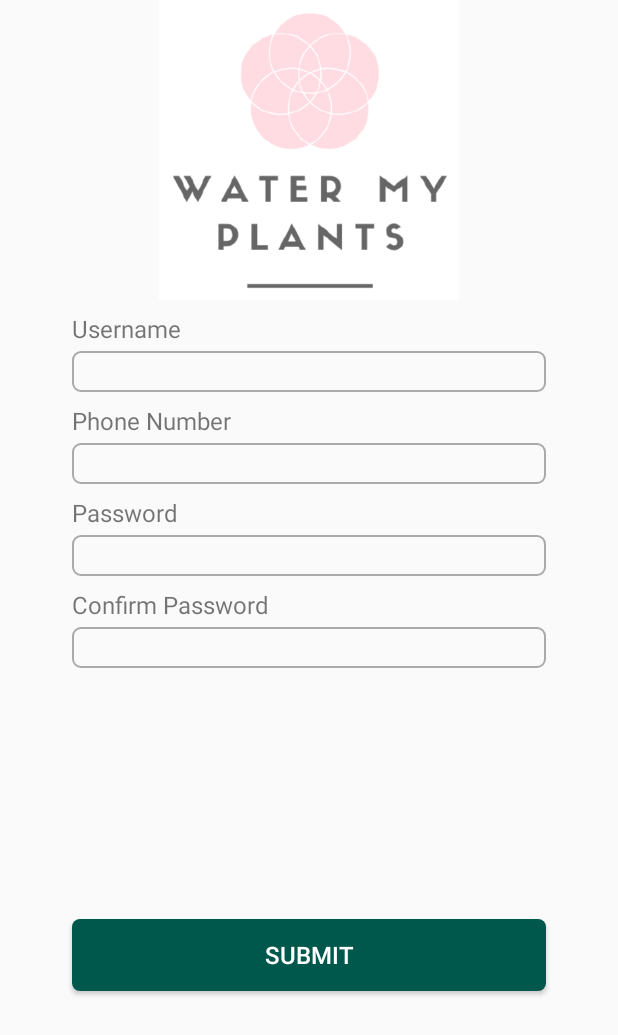
After one commit to Uptiie/ANDROID-2, an Android app: the layout registration_layout.xml on its own in the app's theme, with its tools: preview values and no code run, on a phone screen of 412 x 824 dp. The commit adds this screen. Shown: the top 1035 px of the screen. Run offline under Robolectric (Android 15) with nearby library versions, the phone set to English and light mode, and no system bars.

Commit message:
Create registration_layout.

```diff
--- /dev/null
+++ b/app/src/main/res/layout/registration_layout.xml
@@ -0,0 +1,87 @@
+<?xml version="1.0" encoding="utf-8"?>
+<androidx.constraintlayout.widget.ConstraintLayout
+    xmlns:android="http://schemas.android.com/apk/res/android"
+    xmlns:app="http://schemas.android.com/apk/res-auto"
+    xmlns:tools="http://schemas.android.com/tools"
+    android:layout_width="match_parent"
+    android:layout_height="match_parent">
+
+    <ImageView
+        android:id="@+id/iv_register_icon"
+        android:src="@drawable/water_my_plants_logo"
+        android:layout_width="200dp"
+        android:layout_height="200dp"
+        app:layout_constraintTop_toTopOf="parent"
+        app:layout_constraintLeft_toLeftOf="parent"
+        app:layout_constraintRight_toRightOf="parent"/>
+
+    <TextView
+        android:id="@+id/tv_username"
+        android:text="@string/username"
+        style="@style/tv_login_register"
+        app:layout_constraintTop_toBottomOf="@id/iv_register_icon"
+        app:layout_constraintLeft_toLeftOf="parent"/>
+
+    <EditText
+        android:id="@+id/et_username"
+        style="@style/et_box"
+        android:maxLines="1"
+        android:inputType="text"
+        app:layout_constraintTop_toBottomOf="@id/tv_username"
+        app:layout_constraintLeft_toLeftOf="parent"/>
+
+    <TextView
+        android:id="@+id/tv_phone_number"
+        android:text="@string/phone_number"
+        style="@style/tv_login_register"
+        app:layout_constraintTop_toBottomOf="@id/et_username"
+        app:layout_constraintLeft_toLeftOf="parent"/>
+
+    <EditText
+        android:id="@+id/et_phone_number"
+        style="@style/et_box"
+        android:maxLines="1"
+        android:inputType="phone"
+        app:layout_constraintTop_toBottomOf="@id/tv_phone_number"
+        app:layout_constraintLeft_toLeftOf="parent"/>
+
+    <TextView
+        android:id="@+id/tv_register_password"
+        android:text="@string/password"
+        style="@style/tv_login_register"
+        app:layout_constraintTop_toBottomOf="@id/et_phone_number"
+        app:layout_constraintLeft_toLeftOf="parent"/>
+
+    <EditText
+        android:id="@+id/et_register_password"
+        style="@style/et_box"
+        android:maxLines="1"
+        android:inputType="textPassword"
+        app:layout_constraintTop_toBottomOf="@id/tv_register_password"
+        app:layout_constraintLeft_toLeftOf="parent"/>
+
+    <TextView
+        android:id="@+id/tv_register_confirm_password"
+        android:text="@string/confirm_password"
+        style="@style/tv_login_register"
+        app:layout_constraintTop_toBottomOf="@id/et_register_password"
+        app:layout_constraintLeft_toLeftOf="parent"/>
+
+    <EditText
+        android:id="@+id/et_register_confirm_password"
+        style="@style/et_box"
+        android:maxLines="1"
+        android:inputType="textPassword"
+        app:layout_constraintTop_toBottomOf="@id/tv_register_confirm_password"
+        app:layout_constraintLeft_toLeftOf="parent"/>
+
+    <Button
+        android:id="@+id/btn_submit"
+        android:text="@string/submit"
+        style="@style/button"
+        app:layout_constraintLeft_toLeftOf="parent"
+        app:layout_constraintRight_toRightOf="parent"
+        app:layout_constraintTop_toBottomOf="@+id/et_register_confirm_password"
+        app:layout_constraintBottom_toBottomOf="parent"/>
+
+</androidx.constraintlayout.widget.ConstraintLayout>
--- a/app/src/main/res/values/strings.xml
+++ b/app/src/main/res/values/strings.xml
@@ -1,3 +1,12 @@
 <resources>
-    <string name="app_name">WaterMyPlants</string>
+    <string name="app_name">Water My Plants</string>
+    <string name="username">Username</string>
+    <string name="password">Password</string>
+    <string name="show">Show</string>
+    <string name="log_in">Log In</string>
+    <string name="register">Register</string>
+    <string name="phone_number">Phone Number</string>
+    <string name="confirm_password">Confirm Password</string>
+    <string name="submit">Submit</string>
+    <string name="update">Update</string>
 </resources>
--- a/app/src/main/res/values/styles.xml
+++ b/app/src/main/res/values/styles.xml
@@ -8,4 +8,35 @@
         <item name="colorAccent">@color/colorAccent</item>
     </style>
 
+    <style name="tv_login_register">
+        <item name="android:textSize">16sp</item>
+        <item name="android:layout_marginTop">8dp</item>
+        <item name="android:layout_marginStart">48dp</item>
+        <item name="android:layout_marginEnd">48dp</item>
+        <item name="android:layout_width">wrap_content</item>
+        <item name="android:layout_height">wrap_content</item>
+    </style>
+
+    <style name="et_box">
+        <item name="android:paddingStart">4dp</item>
+        <item name="android:textSize">20sp</item>
+        <item name="android:background">@drawable/edit_text_background</item>
+        <item name="android:layout_marginStart">48dp</item>
+        <item name="android:layout_marginEnd">48dp</item>
+        <item name="android:layout_marginTop">4dp</item>
+        <item name="android:layout_width">match_parent</item>
+        <item name="android:layout_height">wrap_content</item>
+    </style>
+
+    <style name="button">
+        <item name="android:textSize">16sp</item>
+        <item name="android:textColor">#FFFFFF</item>
+        <item name="android:background">@drawable/rounded_corner_button</item>
+        <item name="android:layout_marginStart">48dp</item>
+        <item name="android:layout_marginEnd">48dp</item>
+        <item name="android:layout_marginTop">4dp</item>
+        <item name="android:layout_width">match_parent</item>
+        <item name="android:layout_height">wrap_content</item>
+    </style>
+
 </resources>
```
